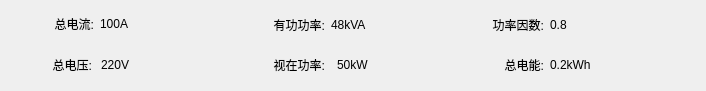
First picture: the form in BusBar-Qt/branch/box/boxtotalwid.ui, repository luozhiyong131/BusBar, before the edit.
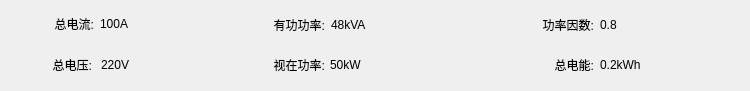
Second picture: the form after the edit.

```diff
--- a/BusBar-Qt/branch/box/boxtotalwid.ui
+++ b/BusBar-Qt/branch/box/boxtotalwid.ui
@@ -6,7 +6,7 @@
    <rect>
     <x>0</x>
     <y>0</y>
-    <width>706</width>
+    <width>750</width>
     <height>91</height>
    </rect>
   </property>
@@ -75,7 +75,7 @@
   <widget class="QLabel" name="label_8">
    <property name="geometry">
     <rect>
-     <x>459</x>
+     <x>509</x>
      <y>50</y>
      <width>85</width>
      <height>30</height>
@@ -103,7 +103,7 @@
   <widget class="QLabel" name="tEleLab">
    <property name="geometry">
     <rect>
-     <x>550</x>
+     <x>600</x>
      <y>50</y>
      <width>131</width>
      <height>30</height>
@@ -178,7 +178,7 @@
   <widget class="QLabel" name="label_7">
    <property name="geometry">
     <rect>
-     <x>459</x>
+     <x>509</x>
      <y>10</y>
      <width>85</width>
      <height>30</height>
@@ -206,7 +206,7 @@
   <widget class="QLabel" name="tPfLab">
    <property name="geometry">
     <rect>
-     <x>550</x>
+     <x>600</x>
      <y>10</y>
      <width>85</width>
      <height>30</height>
@@ -259,9 +259,9 @@
   <widget class="QLabel" name="tApPowLab">
    <property name="geometry">
     <rect>
-     <x>337</x>
+     <x>330</x>
      <y>50</y>
-     <width>85</width>
+     <width>160</width>
      <height>30</height>
     </rect>
    </property>
@@ -271,12 +271,6 @@
      <height>0</height>
     </size>
    </property>
-   <property name="maximumSize">
-    <size>
-     <width>85</width>
-     <height>16777215</height>
-    </size>
-   </property>
    <property name="text">
     <string>50kW</string>
    </property>
@@ -314,7 +308,7 @@
     <rect>
      <x>331</x>
      <y>10</y>
-     <width>85</width>
+     <width>160</width>
      <height>30</height>
     </rect>
    </property>
@@ -324,12 +318,6 @@
      <height>0</height>
     </size>
    </property>
-   <property name="maximumSize">
-    <size>
-     <width>85</width>
-     <height>16777215</height>
-    </size>
-   </property>
    <property name="text">
     <string>48kVA</string>
    </property>
```
